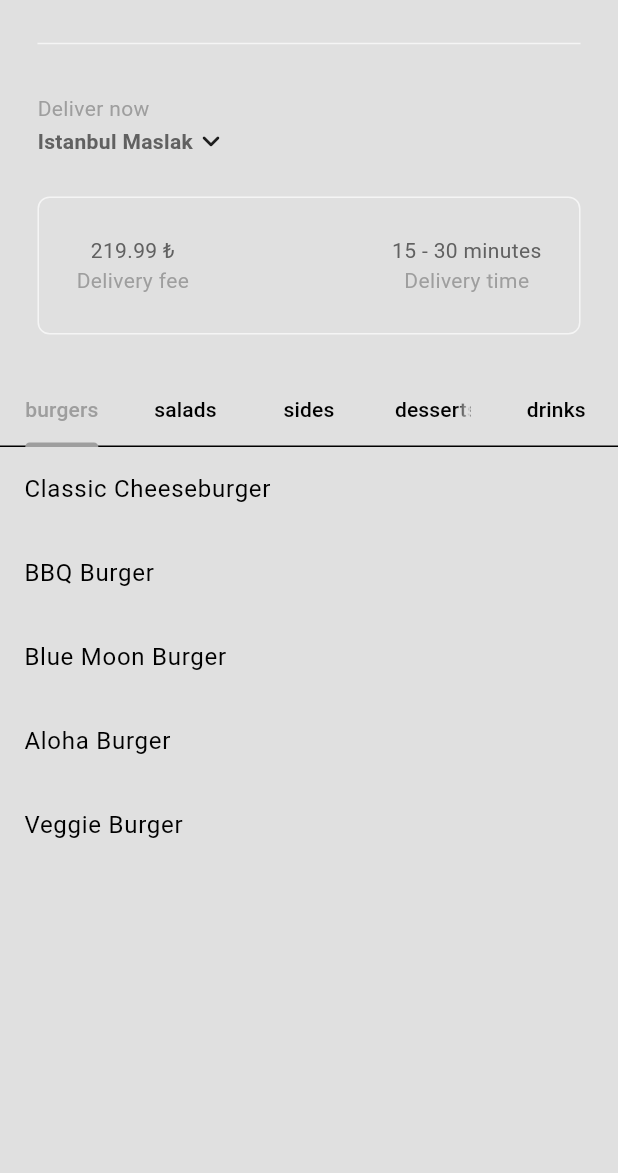
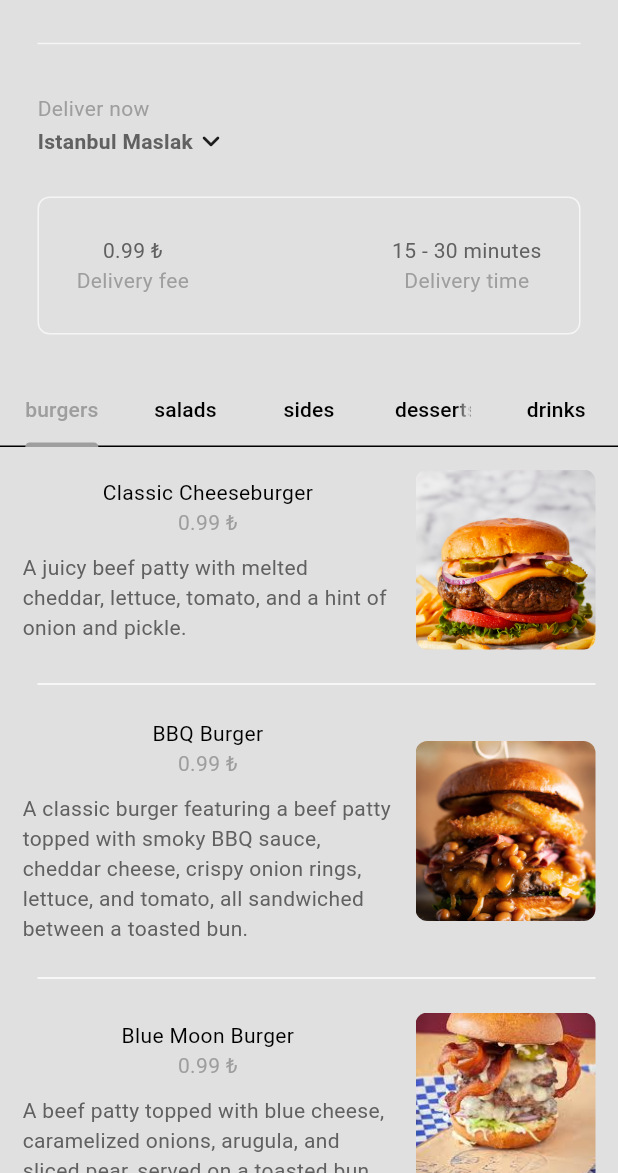
Before and after one commit to bilal-ahmet/food_delivery_app, a Flutter app: the HomePage screen opened directly, on a phone screen of 412 x 824 dp, the part 63-1236 px from its top. Run offline on Flutter 3.47's test engine with Material 3 defaults, Android fonts, the phone set to English and light mode, and no system bars.

Commit message:
completed_restaurant_model_and_apply_home_page

```diff
--- a/lib/components/my_description_box.dart
+++ b/lib/components/my_description_box.dart
@@ -17,7 +17,7 @@ class MyDescriptionBox extends StatelessWidget {
         children: [
           Column(
             children: [
-              Text("219.99 ₺", style: TextStyle(color: Theme.of(context).colorScheme.inversePrimary)),
+              Text("0.99 ₺", style: TextStyle(color: Theme.of(context).colorScheme.inversePrimary)),
               Text("Delivery fee", style: TextStyle(color: Theme.of(context).colorScheme.primary),)
             ],
           ),
--- /dev/null
+++ b/lib/components/my_food_tile.dart
@@ -0,0 +1,40 @@
+import 'package:flutter/material.dart';
+import 'package:food_delivery_app/models/food.dart';
+
+class MyFoodTile extends StatelessWidget {
+  final Food food;
+  final void Function() ontap;
+  const MyFoodTile({super.key, required this.food, required this.ontap});
+
+  @override
+  Widget build(BuildContext context) {
+    return Column(
+      children: [
+        GestureDetector(
+          onTap: ontap,
+          child: Padding(
+            padding: const EdgeInsets.all(15),
+            child: Row(
+              children: [
+                Expanded(child: Column(
+                  mainAxisAlignment: MainAxisAlignment.start,
+                  children: [
+                    Text(food.name),
+                    Text(food.price.toString() + " ₺", style: TextStyle(color: Theme.of(context).colorScheme.primary),),
+                    const SizedBox(height: 10,),
+                    Text(food.description, style: TextStyle(color: Theme.of(context).colorScheme.inversePrimary))
+                  ],
+                )),
+
+                const SizedBox(width: 15,),
+
+                ClipRRect(borderRadius: BorderRadius.circular(8), child: SizedBox(height: 120, width: 120, child: Image.asset(food.imagePath, height: 120,fit: BoxFit.cover,)))
+              ],
+            ),
+          ),
+        ),
+        Divider(color: Theme.of(context).colorScheme.tertiary, endIndent: 15, indent: 25,)
+      ],
+    );
+  }
+}
--- a/lib/components/my_tab_bar.dart
+++ b/lib/components/my_tab_bar.dart
@@ -15,8 +15,6 @@ class MyTabBar extends StatelessWidget {
 
   @override
   Widget build(BuildContext context) {
-    return Container(
-      child: TabBar(controller: tabController, tabs: _buildCategoryTabs()),
-    );
+    return TabBar(controller: tabController, tabs: _buildCategoryTabs());
   }
 }
--- a/lib/models/restaurant.dart
+++ b/lib/models/restaurant.dart
@@ -8,7 +8,7 @@ class Restaurant extends ChangeNotifier{
       name: "Classic Cheeseburger",
       description:
           "A juicy beef patty with melted cheddar, lettuce, tomato, and a hint of onion and pickle.",
-      imagePath: "lib/images/burgers/cheese_burger.jpg",
+      imagePath: "assets/burgers/cheese_burger.jpg",
       price: 0.99,
       foodCategory: FoodCategory.burgers,
       availableAddons: [
@@ -21,7 +21,7 @@ class Restaurant extends ChangeNotifier{
       name: "BBQ Burger",
       description:
           "A classic burger featuring a beef patty topped with smoky BBQ sauce, cheddar cheese, crispy onion rings, lettuce, and tomato, all sandwiched between a toasted bun.",
-      imagePath: "lib/images/burgers/bbq_burger.jpg",
+      imagePath: "assets/burgers/bbq_burger.jpg",
       price: 0.99,
       foodCategory: FoodCategory.burgers,
       availableAddons: [
@@ -34,7 +34,7 @@ class Restaurant extends ChangeNotifier{
       name: "Blue Moon Burger",
       description:
           "A beef patty topped with blue cheese, caramelized onions, arugula, and sliced pear, served on a toasted bun.",
-      imagePath: "lib/images/burgers/bluemoon_burger.jpg",
+      imagePath: "assets/burgers/bluemoon_burger.jpg",
       price: 0.99,
       foodCategory: FoodCategory.burgers,
       availableAddons: [
@@ -47,7 +47,7 @@ class Restaurant extends ChangeNotifier{
       name: "Aloha Burger",
       description:
           "A tropical twist on a burger with a beef patty, grilled pineapple slice, teriyaki sauce, lettuce, tomato, and Swiss cheese, all in a toasted bun.",
-      imagePath: "lib/images/burgers/aloha_burger.png",
+      imagePath: "assets/burgers/aloha_burger.png",
       price: 0.99,
       foodCategory: FoodCategory.burgers,
       availableAddons: [
@@ -60,7 +60,7 @@ class Restaurant extends ChangeNotifier{
       name: "Veggie Burger",
       description:
           "A meatless option featuring a veggie patty made from ingredients such as beans, grains, and vegetables, topped with lettuce, tomato, avocado, and your choice of cheese and sauce.",
-      imagePath: "lib/images/burgers/vege_burger.jpg",
+      imagePath: "assets/burgers/vege_burger.jpg",
       price: 0.99,
       foodCategory: FoodCategory.burgers,
       availableAddons: [
@@ -75,7 +75,7 @@ class Restaurant extends ChangeNotifier{
       name: "Caesar Salad",
       description:
           "A salad of romaine lettuce, croutons, and Parmesan cheese, dressed with Caesar dressing.",
-      imagePath: "lib/images/salads/Caesar_Salad.jpg",
+      imagePath: "assets/salads/Caesar_Salad.jpg",
       price: 0.99,
       foodCategory: FoodCategory.salads,
       availableAddons: [
@@ -88,7 +88,7 @@ class Restaurant extends ChangeNotifier{
       name: "Greek Salad",
       description:
           "A salad of tomatoes, cucumbers, red onions, olives, and feta cheese, dressed with olive oil and lemon juice.",
-      imagePath: "lib/images/salads/Greek_Salad.jpg",
+      imagePath: "assets/salads/Greek_Salad.jpg",
       price: 0.99,
       foodCategory: FoodCategory.salads,
       availableAddons: [
@@ -101,7 +101,7 @@ class Restaurant extends ChangeNotifier{
       name: "Caprese Salad",
       description:
           "A simple Italian salad of tomatoes, fresh mozzarella, and basil, drizzled with balsamic glaze.",
-      imagePath: "lib/images/salads/Caprese_Salad.jpg",
+      imagePath: "assets/salads/Caprese_Salad.jpg",
       price: 0.99,
       foodCategory: FoodCategory.salads,
       availableAddons: [
@@ -114,7 +114,7 @@ class Restaurant extends ChangeNotifier{
       name: "Quinoa Salad",
       description:
           "A salad made with quinoa, vegetables like cucumber and bell peppers, and a tangy dressing.",
-      imagePath: "lib/images/salads/Quinoa_Salad.jpg",
+      imagePath: "assets/salads/Quinoa_Salad.jpg",
       price: 0.99,
       foodCategory: FoodCategory.salads,
       availableAddons: [
@@ -127,7 +127,7 @@ class Restaurant extends ChangeNotifier{
       name: "Cobb Salad",
       description:
           "A salad of mixed greens, tomatoes, bacon, boiled eggs, grilled chicken, and avocado, dressed with vinaigrette.",
-      imagePath: "lib/images/salads/Cobb_Salad.jpg",
+      imagePath: "assets/salads/Cobb_Salad.jpg",
       price: 0.99,
       foodCategory: FoodCategory.salads,
       availableAddons: [
@@ -142,7 +142,7 @@ class Restaurant extends ChangeNotifier{
       name: "Garlic Bread",
       description:
           " Bread toasted with garlic butter and herbs, often served alongside pasta dishes.",
-      imagePath: "lib/images/sides/Garlic_Bread.jpg",
+      imagePath: "assets/sides/Garlic_Bread.jpg",
       price: 0.99,
       foodCategory: FoodCategory.sides,
       availableAddons: [
@@ -154,7 +154,7 @@ class Restaurant extends ChangeNotifier{
     Food(
       name: "Mashed Potatoes",
       description: "Creamy, buttery potatoes whipped to a smooth consistency",
-      imagePath: "lib/images/sides/Mashed_Potatoes.jpg",
+      imagePath: "assets/sides/Mashed_Potatoes.jpg",
       price: 0.99,
       foodCategory: FoodCategory.sides,
       availableAddons: [
@@ -167,7 +167,7 @@ class Restaurant extends ChangeNotifier{
       name: "Steamed Asparagus",
       description:
           "Fresh asparagus spears steamed until tender and seasoned with salt and pepper.",
-      imagePath: "lib/images/sides/Steamed_Asparagus.png",
+      imagePath: "assets/sides/Steamed_Asparagus.png",
       price: 0.99,
       foodCategory: FoodCategory.sides,
       availableAddons: [
@@ -180,7 +180,7 @@ class Restaurant extends ChangeNotifier{
       name: "Coleslaw",
       description:
           "A salad of shredded cabbage and carrots, mixed with a creamy or tangy dressing.",
-      imagePath: "lib/images/sides/Coleslaw.jpg",
+      imagePath: "assets/sides/Coleslaw.jpg",
       price: 0.99,
       foodCategory: FoodCategory.sides,
       availableAddons: [
@@ -193,7 +193,7 @@ class Restaurant extends ChangeNotifier{
       name: "Grilled Vegetables",
       description:
           "A selection of seasonal vegetables grilled and seasoned with olive oil and herbs.",
-      imagePath: "lib/images/sides/Grilled_Vegetables.jpg",
+      imagePath: "assets/sides/Grilled_Vegetables.jpg",
       price: 0.99,
       foodCategory: FoodCategory.sides,
       availableAddons: [
@@ -208,7 +208,7 @@ class Restaurant extends ChangeNotifier{
       name: "Chocolate Cake",
       description:
           "A rich, moist cake made with cocoa powder and topped with creamy chocolate frosting or ganache.",
-      imagePath: "lib/images/desserts/Chocolate_Cake.jpg",
+      imagePath: "assets/desserts/Chocolate_Cake.jpg",
       price: 0.99,
       foodCategory: FoodCategory.desserts,
       availableAddons: [
@@ -221,7 +221,7 @@ class Restaurant extends ChangeNotifier{
       name: "Apple Pie",
       description:
           "A classic dessert made with spiced, sweet apple filling encased in a flaky, buttery crust.",
-      imagePath: "lib/images/desserts/Apple_Pie.jpg",
+      imagePath: "assets/desserts/Apple_Pie.jpg",
       price: 0.99,
       foodCategory: FoodCategory.desserts,
       availableAddons: [
@@ -234,7 +234,7 @@ class Restaurant extends ChangeNotifier{
       name: "Tiramisu",
       description:
           "An Italian dessert made with layers of coffee-soaked ladyfingers and mascarpone cheese, dusted with cocoa powder.",
-      imagePath: "lib/images/desserts/Tiramisu.jpg",
+      imagePath: "assets/desserts/Tiramisu.jpg",
       price: 0.99,
       foodCategory: FoodCategory.desserts,
       availableAddons: [
@@ -247,7 +247,7 @@ class Restaurant extends ChangeNotifier{
       name: "Cheesecake",
       description:
           "A creamy dessert with a crumbly crust and a sweet, smooth cheese filling, often topped with fruit or chocolate.",
-      imagePath: "lib/images/desserts/Cheesecake.jpg",
+      imagePath: "assets/desserts/Cheesecake.jpg",
       price: 0.99,
       foodCategory: FoodCategory.desserts,
       availableAddons: [
@@ -260,7 +260,7 @@ class Restaurant extends ChangeNotifier{
       name: "Creme Brulee",
       description:
           "A French dessert consisting of a rich custard base with a crispy, caramelized sugar topping.",
-      imagePath: "lib/images/desserts/Creme_Brulee.jpg",
+      imagePath: "assets/desserts/Creme_Brulee.jpg",
       price: 0.99,
       foodCategory: FoodCategory.desserts,
       availableAddons: [
@@ -275,7 +275,7 @@ class Restaurant extends ChangeNotifier{
       name: "Mojito",
       description:
           "A refreshing cocktail made with white rum, lime juice, mint leaves, sugar, and soda water.",
-      imagePath: "lib/images/drinks/Mojito.jpg",
+      imagePath: "assets/drinks/Mojito.jpg",
       price: 0.99,
       foodCategory: FoodCategory.drinks,
       availableAddons: [
@@ -288,7 +288,7 @@ class Restaurant extends ChangeNotifier{
       name: "Iced Coffee",
       description:
           "A chilled coffee beverage served over ice, often with milk or cream and sweetener.",
-      imagePath: "lib/images/drinks/Iced_Coffee.jpg",
+      imagePath: "assets/drinks/Iced_Coffee.jpg",
       price: 0.99,
       foodCategory: FoodCategory.drinks,
       availableAddons: [
@@ -301,7 +301,7 @@ class Restaurant extends ChangeNotifier{
       name: "Piña Colada",
       description:
           "A tropical cocktail made with rum, coconut cream, and pineapple juice, garnished with a pineapple wedge.",
-      imagePath: "lib/images/drinks/Pina_Colada.jpg",
+      imagePath: "assets/drinks/Pina_Colada.jpg",
       price: 0.99,
       foodCategory: FoodCategory.drinks,
       availableAddons: [
@@ -314,7 +314,7 @@ class Restaurant extends ChangeNotifier{
       name: "Matcha Latte",
       description:
           "A smooth, frothy beverage made with matcha green tea powder and steamed milk.",
-      imagePath: "lib/images/drinks/Matcha_Latte.jpg",
+      imagePath: "assets/drinks/Matcha_Latte.jpg",
       price: 0.99,
       foodCategory: FoodCategory.drinks,
       availableAddons: [
@@ -327,7 +327,7 @@ class Restaurant extends ChangeNotifier{
       name: "Berry Smoothie",
       description:
           "A healthy drink made with blended berries, yogurt, and a liquid base like juice or milk.",
-      imagePath: "lib/images/drinks/Berry_Smoothie.jpg",
+      imagePath: "assets/drinks/Berry_Smoothie.jpg",
       price: 0.99,
       foodCategory: FoodCategory.drinks,
       availableAddons: [
--- a/lib/pages/home_page.dart
+++ b/lib/pages/home_page.dart
@@ -2,6 +2,7 @@ import 'package:flutter/material.dart';
 import 'package:food_delivery_app/components/my_current_location.dart';
 import 'package:food_delivery_app/components/my_description_box.dart';
 import 'package:food_delivery_app/components/my_drawer.dart';
+import 'package:food_delivery_app/components/my_food_tile.dart';
 import 'package:food_delivery_app/components/my_sliver_app_bar.dart';
 import 'package:food_delivery_app/components/my_tab_bar.dart';
 import 'package:food_delivery_app/models/food.dart';
@@ -43,10 +44,10 @@ class _HomePageState extends State<HomePage>
       return ListView.builder(
         itemCount: categoryMenu.length,
         physics: const NeverScrollableScrollPhysics(),
+        padding: EdgeInsets.zero,
         itemBuilder: (context, index) {
-          return ListTile(
-            title: Text(categoryMenu[index].name),
-          );
+          final food = categoryMenu[index];
+          return MyFoodTile(food: food, ontap: (){});
         },
       );
     }).toList();
```
